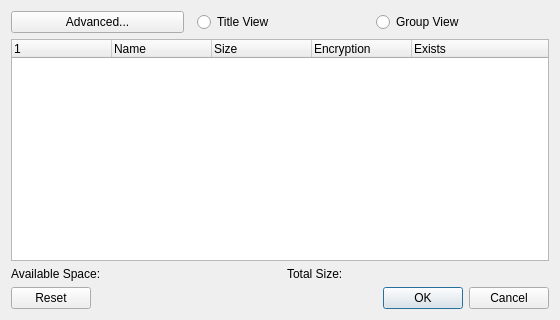
Above: src/frontend/import_dialog.ui from zhaowenlan1779/threeSD before the change. Below: the same form after it.
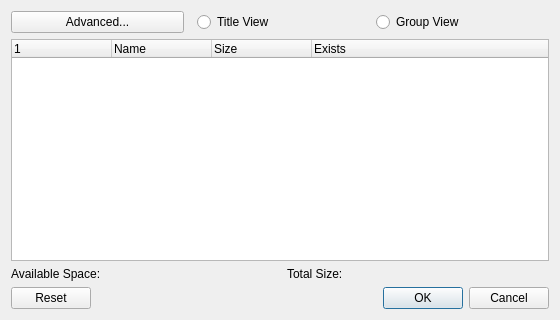
That is the form after the change.

Commit message: Removed 'Encryption' column

What changed in the file:
```diff
--- a/src/frontend/import_dialog.ui
+++ b/src/frontend/import_dialog.ui
@@ -66,11 +66,6 @@
        <string>Size</string>
       </property>
      </column>
-     <column>
-      <property name="text">
-       <string>Encryption</string>
-      </property>
-     </column>
      <column>
       <property name="text">
        <string>Exists</string>
```
The commit also changes 3 other files.
